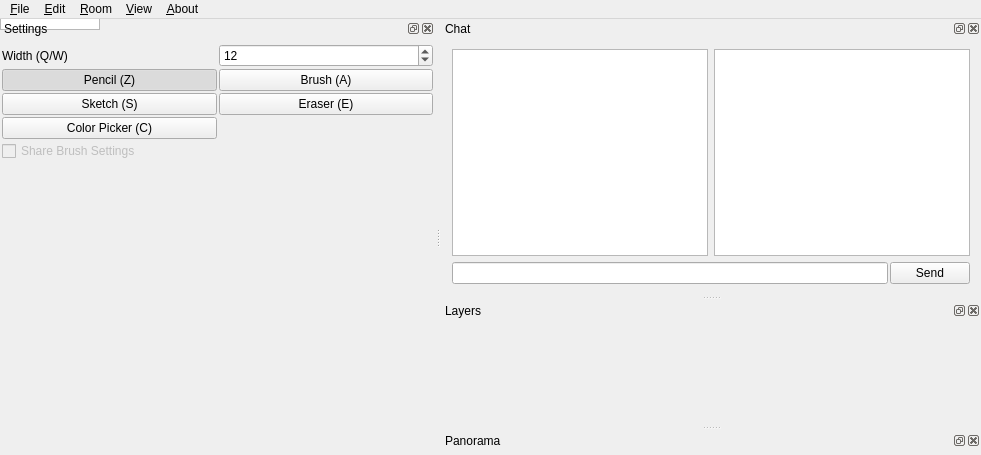
Old version of the form widgets/mainwindow.ui in the repository liuyanghejerry/painttyWidget.
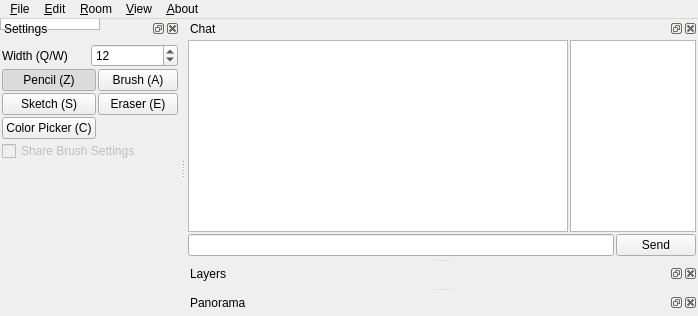
New version of the form. Custom widgets are drawn as their Qt base class.

```diff
--- a/widgets/mainwindow.ui
+++ b/widgets/mainwindow.ui
@@ -2,14 +2,6 @@
 <ui version="4.0">
  <class>MainWindow</class>
  <widget class="QMainWindow" name="MainWindow">
-  <property name="geometry">
-   <rect>
-    <x>0</x>
-    <y>0</y>
-    <width>981</width>
-    <height>455</height>
-   </rect>
-  </property>
   <property name="windowTitle">
    <string>Mr.Paint</string>
   </property>
@@ -83,7 +75,7 @@
       </layout>
      </item>
      <item>
-      <layout class="QGridLayout" name="gridLayout">
+      <layout class="QGridLayout" name="gridLayout_2">
        <property name="spacing">
         <number>2</number>
        </property>
@@ -196,12 +188,6 @@
    </widget>
   </widget>
   <widget class="QDockWidget" name="dockWidget_2">
-   <property name="minimumSize">
-    <size>
-     <width>200</width>
-     <height>149</height>
-    </size>
-   </property>
    <property name="windowTitle">
     <string>Chat</string>
    </property>
@@ -210,8 +196,20 @@
    </attribute>
    <widget class="QWidget" name="dockWidgetContents_2">
     <layout class="QGridLayout" name="gridLayout">
+     <property name="margin">
+      <number>2</number>
+     </property>
+     <property name="spacing">
+      <number>2</number>
+     </property>
      <item row="0" column="0">
       <widget class="QTextEdit" name="textEdit">
+       <property name="sizePolicy">
+        <sizepolicy hsizetype="Expanding" vsizetype="Expanding">
+         <horstretch>3</horstretch>
+         <verstretch>0</verstretch>
+        </sizepolicy>
+       </property>
        <property name="readOnly">
         <bool>true</bool>
        </property>
@@ -258,12 +256,6 @@
    </widget>
   </widget>
   <widget class="QDockWidget" name="dockWidget_3">
-   <property name="minimumSize">
-    <size>
-     <width>200</width>
-     <height>117</height>
-    </size>
-   </property>
    <property name="windowTitle">
     <string>Layers</string>
    </property>
@@ -298,8 +290,8 @@
     <rect>
      <x>0</x>
      <y>0</y>
-     <width>981</width>
-     <height>23</height>
+     <width>963</width>
+     <height>21</height>
     </rect>
    </property>
    <widget class="QMenu" name="menu_File">
```
Left out of the diff: 44 changed lines with no effect on the pictures.
